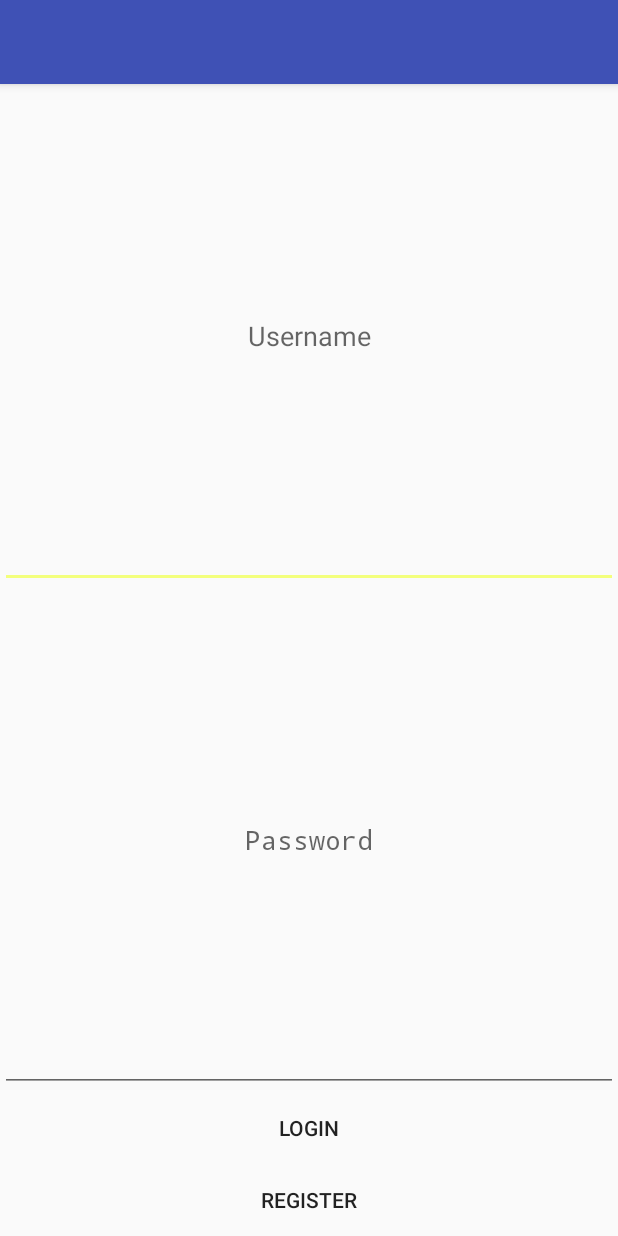
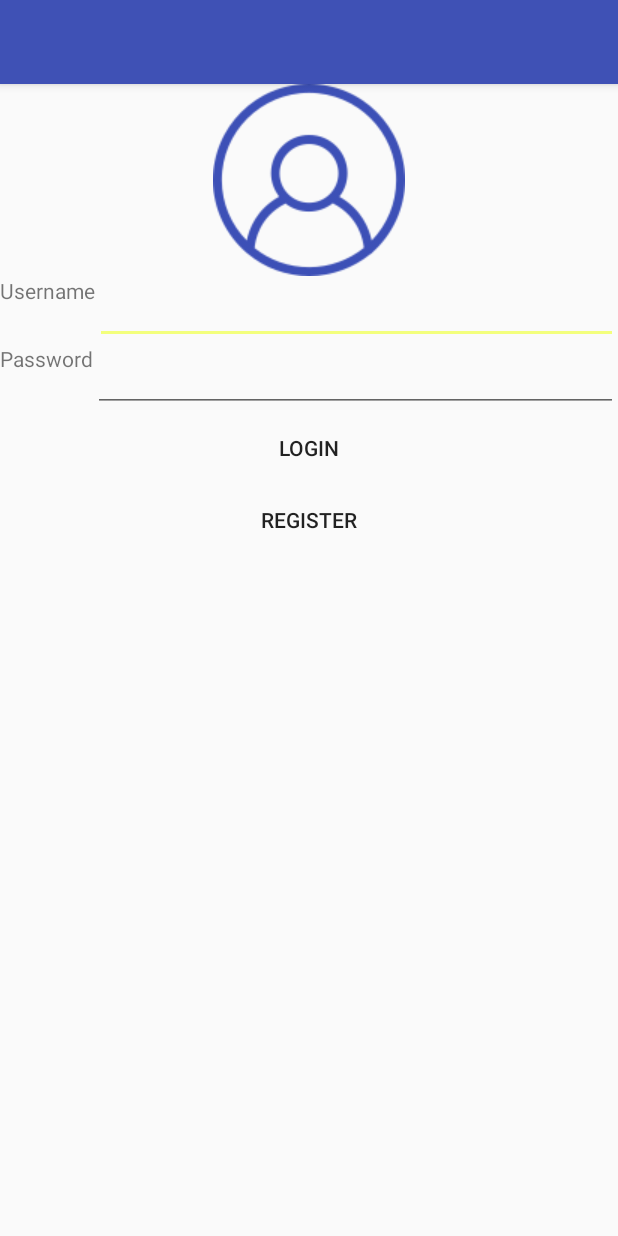
Before and after one commit to jimmyklein4/Challenge-Post, an Android app: the screen it shows after launch (LoginActivity), on a phone screen of 412 x 824 dp. Run offline under Robolectric (Android 15) with nearby library versions, the phone set to English and light mode, and no system bars.

Commit message:
Made login look better

```diff
--- /dev/null
+++ b/app/src/main/java/org/tudev/challengepost/ChallengeItemView.java
@@ -0,0 +1,7 @@
+package org.tudev.challengepost;
+
+/**
+ * Created by jimmyklein on 2/28/16.
+ */
+public class ChallengeItemView {
+}
--- a/app/src/main/res/layout/login_activity.xml
+++ b/app/src/main/res/layout/login_activity.xml
@@ -13,23 +13,45 @@
         android:elevation="4dp"
         android:theme="@style/ThemeOverlay.AppCompat.ActionBar"
         app:popupTheme="@style/ThemeOverlay.AppCompat.Light"/>
-
-    <EditText android:id="@+id/edit_username"
-        android:layout_weight="1"
+    <ImageView
         android:layout_width="match_parent"
         android:layout_height="wrap_content"
-        android:singleLine="true"
-        android:hint="@string/edit_username"
-        android:textAlignment="center" />
-    <EditText android:id="@+id/edit_password"
-        android:layout_weight="1"
+        android:src="@drawable/user"/>
+    <LinearLayout
         android:layout_width="match_parent"
         android:layout_height="wrap_content"
-        android:inputType="textPassword"
-        android:hint="@string/edit_password"
-        android:autoText="false"
-        android:singleLine="true"
-        android:textAlignment="center" />
+        android:orientation="horizontal">
+        <TextView
+            android:layout_width="wrap_content"
+            android:layout_height="match_parent"
+            android:text="@string/edit_username"/>
+        <EditText
+            android:id="@+id/edit_username"
+            android:layout_weight="1"
+            android:layout_width="0dp"
+            android:layout_height="match_parent"
+            android:singleLine="true"
+            android:textAlignment="center" />
+    </LinearLayout>
+
+    <LinearLayout
+        android:layout_width="match_parent"
+        android:layout_height="wrap_content"
+        android:orientation="horizontal">
+        <TextView
+            android:layout_width="wrap_content"
+            android:layout_height="match_parent"
+            android:text="@string/edit_password"/>
+        <EditText
+            android:id="@+id/edit_password"
+            android:layout_weight="1"
+            android:layout_width="0dp"
+            android:layout_height="wrap_content"
+            android:inputType="textPassword"
+            android:singleLine="true"
+            android:textAlignment="center" />
+    </LinearLayout>
+
     <Button android:id="@+id/button_login"
         android:layout_width="fill_parent"
         android:layout_height="wrap_content"
```
